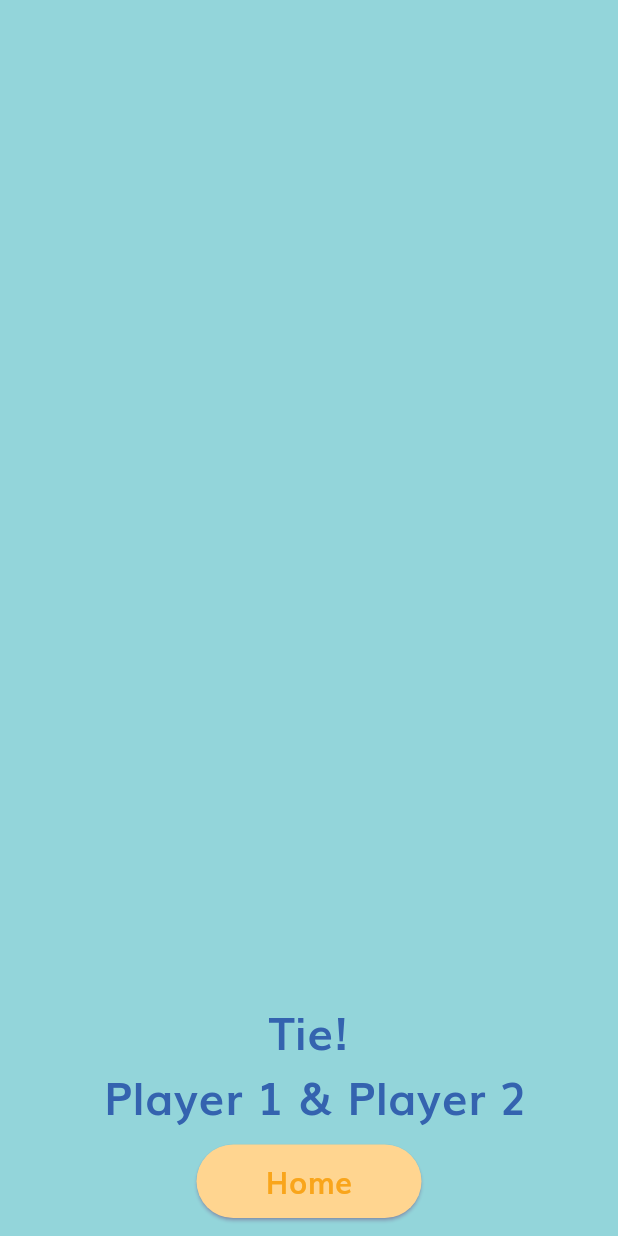
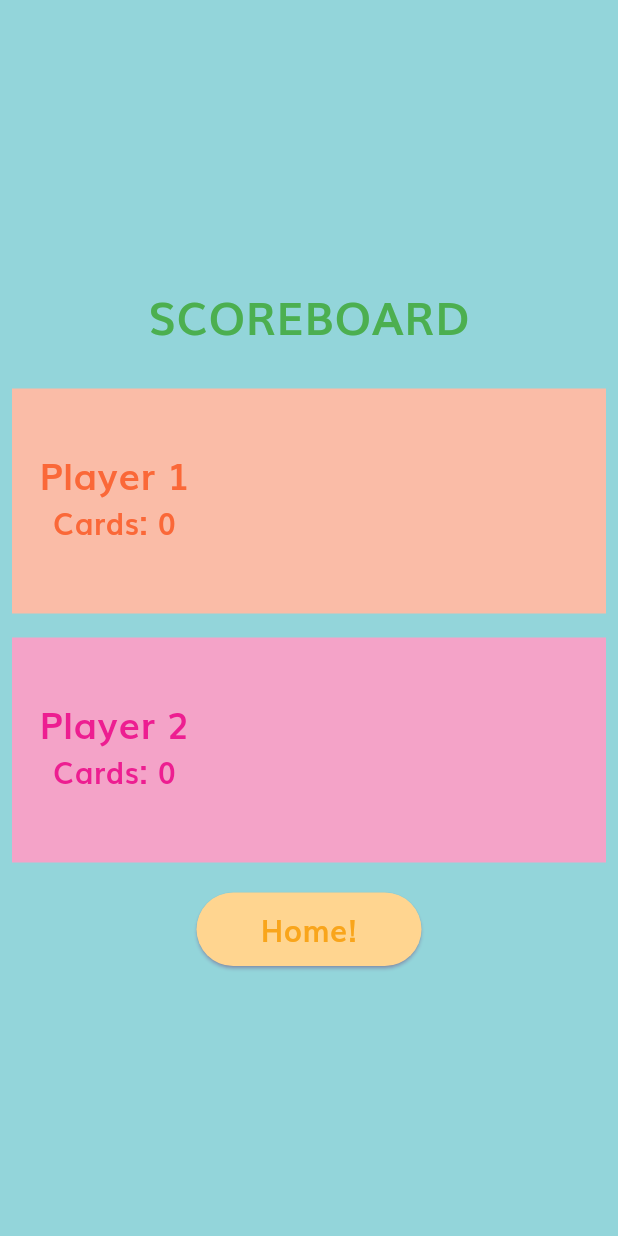
Before and after one commit to AsteriskAI/The-Alphabet-Alternative, a Flutter app: the ScoreBoard screen opened by its route, on a phone screen of 412 x 824 dp. Run offline on Flutter 3.47's test engine with Material 2 defaults, Android fonts, the light colour scheme and no system bars; our stand-ins replace audioplayers, confetti, flutter_svg.

Commit message:
added choosing names, changed scoreboard

```diff
--- a/lib/components/actioncard.dart
+++ b/lib/components/actioncard.dart
@@ -75,7 +75,7 @@ class _ActionCardState extends State<ActionCard> {
               child: Stack(
                 children: [
                   Positioned(
-                    right: 40,
+                    right: 45,
                     top: 20,
                     child: Image.asset(
                       widget.frontCardAsset,
--- a/lib/components/button.dart
+++ b/lib/components/button.dart
@@ -49,7 +49,7 @@ class CustomButton extends StatelessWidget {
   }
 }
 
-Widget createButton(String text, VoidCallback onPressed, Color color, Color textColor) {
+Widget createButton(String text, VoidCallback onPressed, Color color, Color textColor, [bool? bool]) {
   return CustomButton(
     text: text,
     onPressed: onPressed,
--- a/lib/components/global.dart
+++ b/lib/components/global.dart
@@ -3,25 +3,57 @@ import 'package:flutter_svg/flutter_svg.dart';
 import 'package:alphabetalternative/color_schemes.g.dart';
 import 'package:audioplayers/audioplayers.dart';
 
-
 class Globals {
   static Map<int, String> tutorialMessages = {
-  1 : 'Welcome to the Alternative Alphabet, in this tutorial you will learn how to play this game with your friends and have a good time!',
-  2 : 'Player bars, they will keep track of your points as the game goes on.',
-  3 : 'Letter cards, they contain a word that corresponds with the letter.',
-  4 : 'Action cards, they contain tasks you are supposed to complete using the word in the letter card given, once completed you can add a point!',
-  5 : 'The Proceed button, once the task is done or the player gives up, click on it to show a popup.',
-  6 : 'Once clicked on the proceed button, a pop up will appear which includes the definitions and alternative words for the word on the letter card, as well as 2 buttons to add a point or not.',
-  7 : 'As you proceed to the next player, the cards are reshuffled each time to ensure diversity each game!',
-  8 : 'Once you want to end the game, simply click on the end game button and on the tick mark to end the game. The Twist gamemode is the same with an addition of 2 new types of action cards.'
-};
+    1: 'Welcome to the Alternative Alphabet, in this tutorial you will learn how to play this game with your friends and have a good time!',
+    2: 'Player bars, they will keep track of your points as the game goes on.',
+    3: 'Letter cards, they contain a word that corresponds with the letter.',
+    4: 'Action cards, they contain tasks you are supposed to complete using the word in the letter card given, once completed you can add a point!',
+    5: 'The Proceed button, once the task is done or the player gives up, click on it to show a popup.',
+    6: 'Once clicked on the proceed button, a pop up will appear which includes the definitions and alternative words for the word on the letter card, as well as 2 buttons to add a point or not.',
+    7: 'As you proceed to the next player, the cards are reshuffled each time to ensure diversity each game!',
+    8: 'Once you want to end the game, simply click on the end game button and on the tick mark to end the game. The Twist gamemode is the same with an addition of 2 new types of action cards.'
+  };
   static AudioPlayer player = AudioPlayer();
   static int currentTutorialStep = 1;
   static int currentplayer = 1;
   static String cardclicked = '';
   static int numberOfPlayers = 2;
+  static String topactioncard = '';
   static bool point = false;
+  static String gamemodefr = '/classic';
+  static Map<int, String> playerName = {
+    1: 'Player 1',
+    2: 'Player 2',
+    3: 'Player 3',
+    4: 'Player 4',
+    5: 'Player 5',
+    6: 'Player 6',
+  };
+
+static Map<int, List<String>> playerActionCards = {
+  1: [],
+  2: [],
+  3: [],
+  4: [],
+  5: [],
+  6: [],
+};
+
+
+
   static const ColorScheme globalColorScheme = ColorSchemes;
-  static final ruleimage = Image.asset('assets/rule.png', height: 350, width: 300,  alignment: Alignment.topCenter,);
-  static final logoImage = SvgPicture.asset('assets/logo.svg',height: double.infinity, width: double.infinity,fit: BoxFit.contain,alignment: Alignment.topCenter,);
+  static final ruleimage = Image.asset(
+    'assets/rule.png',
+    height: 350,
+    width: 300,
+    alignment: Alignment.topCenter,
+  );
+  static final logoImage = SvgPicture.asset(
+    'assets/logo.svg',
+    height: double.infinity,
+    width: double.infinity,
+    fit: BoxFit.contain,
+    alignment: Alignment.topCenter,
+  );
 }
--- a/lib/components/lettercard.dart
+++ b/lib/components/lettercard.dart
@@ -64,8 +64,8 @@ class _LetterCardState extends State<LetterCard> {
               child: Stack(
                 children: [
                   Positioned(
-                    left: 30,
-                    top: 42,
+                    left: 45,
+                    top: 20,
                     child: Image.asset(
                       widget.frontCardAsset,
                       width: 125,
--- a/lib/components/player_bar.dart
+++ b/lib/components/player_bar.dart
@@ -18,7 +18,7 @@ List<Widget> generatePlayerBars({
       children: [
         Container(
           width: playerBarWidth,
-          height: 80.0,
+          height: 100.0,
           decoration: BoxDecoration(
             color: color,
             borderRadius: const BorderRadius.only(
@@ -30,7 +30,7 @@ List<Widget> generatePlayerBars({
             mainAxisAlignment: MainAxisAlignment.center,
             children: [
               Text(
-                'Player $playerIndex',
+                '${Globals.playerName[playerIndex]}',
                 style: TextStyle(
                   fontSize: 16,
                   color: textColor,
--- /dev/null
+++ b/lib/components/scoreboardcontainer.dart
@@ -0,0 +1,83 @@
+import 'package:flutter/material.dart';
+import 'package:alphabetalternative/components/global.dart';
+
+List<Widget> generatePlayerScoreboard({
+  required int numberOfPlayers,
+  required Map<int, Color> playerColors,
+  required double playerBarWidth,
+  required Map<int, Color> playerTextColor,
+}) {
+  return List.generate(numberOfPlayers, (index) {
+    final playerIndex = index + 1;
+    final color = playerColors[playerIndex] ?? Globals.globalColorScheme.tertiary;
+    final textColor = playerTextColor[playerIndex] ?? Colors.white;
+
+    return Column(
+      mainAxisSize: MainAxisSize.min,
+      children: [
+        Padding(
+          padding: const EdgeInsets.all(8.0),
+          child: Container(
+            width: playerBarWidth,
+            height: 150.0,
+            decoration: BoxDecoration(
+              color: color,
+            ),
+            child: Column(
+              crossAxisAlignment: CrossAxisAlignment.center,
+              mainAxisAlignment: MainAxisAlignment.start,
+              children: [
+                Padding(
+                  padding: const EdgeInsets.symmetric(
+                    vertical: 16, horizontal: 8),
+                  child: Row(
+                    children: [
+                      Padding(
+                        padding: const EdgeInsets.only(right: 90.0, left: 10),
+                        child: Column(
+                          children: [
+                            Text(
+                              '${Globals.playerName[playerIndex]}',
+                              style: TextStyle(
+                                fontSize: 25,
+                                color: textColor,
+                              ),
+                            ),
+                            Text(
+                              'Cards: ${Globals.playerActionCards[playerIndex]?.length}',
+                              style: TextStyle(
+                                fontSize: 20,
+                                color: textColor
+                              ),
+                            )
+                          ],
+                        ),
+                      ),
+                      SizedBox(
+                        height: 110,
+                        width: 150,
+                        child: SingleChildScrollView(
+                              scrollDirection: Axis.horizontal,
+                              child: Row(
+                                children: [
+                                  for (final imagePath in Globals.playerActionCards[playerIndex] ?? [])
+                                    Padding(
+                                      padding: const EdgeInsets.symmetric(horizontal: 10),
+                                      child: Image.asset(imagePath),
+                                    ),
+                                ],
+                              ),
+                            ),
+
+                      ),
+                    ],
+                  ),
+                ),
+              ],
+            ),
+          ),
+        ),
+      ],
+    );
+  });
+}
--- a/lib/components/tutorialpopup.dart
+++ b/lib/components/tutorialpopup.dart
@@ -129,8 +129,8 @@ class _TutorialPopupState extends State<TutorialPopup> {
                       ],
                     ),
                       if (Globals.currentTutorialStep == 8)
-                      createButton("Let's Go!", () {Navigator.pushNamed(context, '/selection');Globals.player.play(AssetSource('audio/button.mp3'));}, const Color(0xff3463AF), Colors.white),
-                  ],
+                      createButton("Let's Go!", () {Navigator.pushNamed(context, '/selection');Globals.player.play(AssetSource('audio/button.mp3'));}, const Color(0xff3463AF), Colors.white
+                )],
                 ),
               ),
             ],
--- a/lib/main.dart
+++ b/lib/main.dart
@@ -2,6 +2,7 @@ import 'package:alphabetalternative/routes/classic.dart';
 import 'package:alphabetalternative/routes/rules.dart';
 import 'package:alphabetalternative/routes/scoreboard.dart';
 import 'package:alphabetalternative/routes/selection.dart';
+import 'package:alphabetalternative/routes/selectname.dart';
 import 'package:alphabetalternative/routes/tutorial.dart';
 import 'package:alphabetalternative/routes/twist.dart';
 import 'package:flutter/material.dart';
@@ -21,7 +22,7 @@ class MainApp extends StatelessWidget {
   Widget build(BuildContext context) {
     SystemChrome.setEnabledSystemUIMode(SystemUiMode.manual, overlays: []);
 
-    SystemChrome.setPreferredOrientations([DeviceOrientation.portraitUp]);
+    SystemChrome.setPreferredOrientations([DeviceOrientation.portraitUp, DeviceOrientation.portraitDown]);
 
     return MaterialApp(
       theme: ThemeData(
@@ -37,7 +38,8 @@ class MainApp extends StatelessWidget {
         "/rulepage": (context) => const RulePage(),
         "/twist": (context) => const TwistMode(),
         "/scoreboard": (context) => const ScoreBoard(),
-        "/tutorial": (context) => const Tutorial()
+        "/tutorial": (context) => const Tutorial(),
+        "/name":(context) => const SelectName(),
       },
       // Full screen and portrait mode
       debugShowCheckedModeBanner: false,
--- a/lib/routes/classic.dart
+++ b/lib/routes/classic.dart
@@ -27,7 +27,13 @@ String topcard = "";
 
 String drums(String currenttopcard,) {
   topcard = currenttopcard;
+  Globals.topactioncard = currenttopcard;
   return(topcard);
+}
+
+String getactioncard(String currenttopcard) {
+  Globals.topactioncard = currenttopcard;
+  return(Globals.topactioncard);
 }
 
 String clickabletop = '';
@@ -35,6 +41,8 @@ String clickabletop = '';
   clickabletop = currentclickabletop;
   return(clickabletop);
 }
+
+
 
 String clickabletopaction = '';
   String coldplayaction(String currentclickabletop,) {
@@ -202,7 +210,7 @@ class _ClassicModeState extends State<ClassicMode> {
                         backcard: coldplay(_addWordToFilename(cardDeckData.frontCard[shuffledIndexes[i + currentIndex]])),
                         frontCardAsset: cardDeckData.frontCard[shuffledIndexes[i + currentIndex]],
                         backCardAsset: drums(_addWordToFilename(cardDeckData.frontCard[shuffledIndexes[i + currentIndex]])),
-                        rotation: (i == 0) ? 0.0 : (i < 2) ? 0.01 * i : -0.01 * (3 - i),
+                        rotation: (i == 0) ? 0.0 : (i < 2) ? -0.01 * i : 0.008 * (3 - i),
                         currentPlayer: Globals.currentplayer,
                         playerNumber: i + 1,
                         onCardClicked: () {
@@ -219,7 +227,7 @@ class _ClassicModeState extends State<ClassicMode> {
                         i + actionCardIndex < actionCards.length)
                       ActionCard(
                         backcard: coldplayaction(_addDescToFilename(actionCards[shuffledActionIndexes[i + actionCardIndex]])),
-                        frontCardAsset: actionCards[shuffledActionIndexes[i + actionCardIndex]],
+                        frontCardAsset: getactioncard(actionCards[shuffledActionIndexes[i + actionCardIndex]]),
                         backCardAsset: _addDescToFilename(actionCards[shuffledActionIndexes[i + actionCardIndex]]),
                         rotation: (i == 0) ? 0.0 : (i < 2) ? 0.01 * i : -0.01 * (3 - i),
                         currentPlayer: Globals.currentplayer,
@@ -281,18 +289,18 @@ class _ClassicModeState extends State<ClassicMode> {
 }
 
 Map<int, Color> playerColors = {
-  1: const Color(0xffEAB29C),
+  1: const Color(0xfffabca7),
   2: const Color(0xffF4A3C8),
   3: const Color(0xff59C787),
-  4: const Color(0xffffd366),
+  4: const Color(0xfffcd89d),
   5: const Color(0xffd884d9),
   6: const Color(0xffee6c7f)
 };
 Map<int, Color> playerTextColors = {
-  1: const Color(0xffF68D68),
+  1: const Color.fromARGB(255, 250, 104, 56),
   2: const Color(0xffED1E91),
-  3: const Color(0xff2B9E5D),
-  4: const Color(0xffe5ad21),
+  3: const Color.fromARGB(255, 0, 117, 51),
+  4: const Color(0xfff8a41b),
   5: const Color(0xff9f3b95),
   6: const Color(0xffbd253c)
 };
--- a/lib/routes/scoreboard.dart
+++ b/lib/routes/scoreboard.dart
@@ -1,7 +1,8 @@
+import 'package:alphabetalternative/components/scoreboardcontainer.dart';
 import 'package:audioplayers/audioplayers.dart';
 import 'package:flutter/material.dart';
-import 'package:alphabetalternative/routes/classic.dart';
 import 'package:alphabetalternative/components/button.dart';
+import 'classic.dart';
 import 'package:alphabetalternative/components/global.dart';
 
 class ScoreBoard extends StatefulWidget {
@@ -13,109 +14,85 @@ class ScoreBoard extends StatefulWidget {
 }
 
 class _ScoreBoardState extends State<ScoreBoard> {
-  int numberOfPlayers = Globals.numberOfPlayers; // Default number of players
+  int numberOfPlayers = Globals.numberOfPlayers;
 
-  void resetScores() {
-    for (int playerNumber in playerScores.keys) {
-      playerScores[playerNumber] = 0;
-    }
-  }
+  void clearMapLists(Map<int, List<String>> map) {
+  map.forEach((key, value) {
+    value.clear();
+  });
+}
 
-  Text getWinnerMessage() {
-  List<int> winners = [];
-  int maxScore = playerScores.values.isNotEmpty
-      ? playerScores.values.reduce((a, b) => a > b ? a : b)
-      : 1;
-
-  for (int playerNumber = 1; playerNumber <= numberOfPlayers; playerNumber++) {
-    if (playerScores[playerNumber] == maxScore) {
-      winners.add(playerNumber);
-    }
-  }
-
-  if (winners.length == 1) {
-    // Single winner
-    return Text('Player ${winners[0]} wins!', style: const TextStyle(fontSize: 30, color: Color(0xff3463AF)), textAlign: TextAlign.center);
-  } else if (winners.isNotEmpty) {
-    // Tie between multiple players
-    String tiePlayers = winners.map((playerNumber) => 'Player $playerNumber').join(' & ');
-    return Text('Tie!\n $tiePlayers', style: const TextStyle(fontSize: 30, color: Color(0xff3463AF)), textAlign: TextAlign.center,);
-  } else {
-    return const Text('');
+void resetPlayerScores() {
+  for (int player in playerScores.keys) {
+    playerScores[player] = 0;
   }
 }
 
+
 @override
 Widget build(BuildContext context) {
-  int maxScore = playerScores.values.isNotEmpty
-      ? playerScores.values.reduce((a, b) => a > b ? a : b)
-      : 1;
 
   return SafeArea(
     child: Scaffold(
       backgroundColor: Globals.globalColorScheme.primary,
-      body: Stack(
-        children: [
-          Center(
-            child: Row(
-              mainAxisAlignment: MainAxisAlignment.spaceAround,
-              children: [
-                for (int playerNumber = 1; playerNumber <= numberOfPlayers; playerNumber++)
-                  Expanded(
-                    child: Stack(
-                      alignment: Alignment.topCenter,
-                      children: [
-                        Container(
-                          alignment: Alignment.bottomCenter,
-                          width: MediaQuery.of(context).size.width / Globals.numberOfPlayers,
-                          color: playerColors[playerNumber],
-                          height: maxScore == 0
-                              ? 0 // Handle division by zero when all players have 0 score
-                              : ((playerScores[playerNumber]?.toDouble() ?? 0) / maxScore) *
-                                  (MediaQuery.of(context).size.height * 0.65),
-                          child:Text(
-                              'Player $playerNumber\n''Score: ${playerScores[playerNumber]}',
-                              style: TextStyle(
-                                fontSize: 18,
-                                fontWeight: FontWeight.bold,
-                                color: playerTextColors[playerNumber] ?? Colors.black,
-                              ),
-                              textAlign: TextAlign.center,
-                            ),
-                        ),
-                         const Column(
-                          mainAxisAlignment: MainAxisAlignment.center,
-                          children: [
-                          ],
-                        ),
-                      ],
-                    ),
+      body: Center(
+        child: SingleChildScrollView(
+          child: Column(
+            children: [
+              const Padding(
+                padding: EdgeInsets.all(20.0),
+                child: Text(
+                  'SCOREBOARD',
+                  style: TextStyle(
+                    fontSize: 30,
+                    color: Colors.green,
                   ),
-              ],
-            ),
-          ),
-          Column(
-            mainAxisAlignment: MainAxisAlignment.end,
-            children: [
-              getWinnerMessage(),
+                ),
+              ),
+              ...generatePlayerScoreboard(
+                numberOfPlayers: Globals.numberOfPlayers,
+                playerColors: playerColors,
+                playerBarWidth: 600,
+                playerTextColor: playerTextColors,
+              ),
 
-              Align(
-                alignment: Alignment.bottomCenter,
-                child: createButton("Home", () {
+              createButton(
+                "Home!",
+                () {
+                  clearMapLists(Globals.playerActionCards);
+                  resetPlayerScores();
+                  Globals.currentplayer = 1;
+
+                  Navigator.pushNamed(context, '/landing');
                   Globals.player.play(AssetSource('audio/button.mp3'));
-                  resetScores();
-                  Globals.currentplayer = 1;
-                  Navigator.pushNamed(context, '/landing');
-                }, Globals.globalColorScheme.scrim, Globals.globalColorScheme.outlineVariant),
+                },
+                Globals.globalColorScheme.scrim,
+                Globals.globalColorScheme.outlineVariant,
               ),
             ],
           ),
-        ],
+        ),
       ),
     ),
   );
 }
 
 
+}
 
-}
+Map<int, Color> playerColors = {
+  1: const Color(0xfffabca7),
+  2: const Color(0xffF4A3C8),
+  3: const Color(0xff59C787),
+  4: const Color(0xfffcd89d),
+  5: const Color(0xffd884d9),
+  6: const Color(0xffee6c7f)
+};
+Map<int, Color> playerTextColors = {
+  1: const Color.fromARGB(255, 250, 104, 56),
+  2: const Color(0xffED1E91),
+  3: const Color.fromARGB(255, 0, 117, 51),
+  4: const Color(0xfff8a41b),
+  5: const Color(0xff9f3b95),
+  6: const Color(0xffbd253c)
+};
--- a/lib/routes/twist.dart
+++ b/lib/routes/twist.dart
@@ -34,6 +34,16 @@ String clickabletop = '';
   return(clickabletop);
 }
 
+String getactioncard(String currenttopcard) {
+  Globals.topactioncard = currenttopcard;
+  return(Globals.topactioncard);
+}
+
+void clearMapLists(Map<int, List<String>> map) {
+  map.forEach((key, value) {
+    value.clear(); // Clear each list
+  });
+}
 String clickabletopaction = '';
   String coldplayaction(String currentclickabletop,) {
   clickabletopaction = currentclickabletop;
@@ -197,7 +207,7 @@ class _TwistModeState extends State<TwistMode> {
                         backcard: coldplay(_addWordToFilename(cardDeckData.frontCard[shuffledIndexes[i + currentIndex]])),
                         frontCardAsset: cardDeckData.frontCard[shuffledIndexes[i + currentIndex]],
                         backCardAsset: drums(_addWordToFilename(cardDeckData.frontCard[shuffledIndexes[i + currentIndex]])),
-                        rotation: (i == 0) ? 0.0 : (i < 2) ? 0.01 * i : -0.01 * (3 - i),
+                        rotation: (i == 0) ? 0.0 : (i < 2) ? -0.01 * i : 0.008 * (3 - i),
                         currentPlayer: Globals.currentplayer,
                         playerNumber: i + 1,
                         onCardClicked: () {
@@ -214,7 +224,7 @@ class _TwistModeState extends State<TwistMode> {
                         i + actionCardIndex < actionCards.length)
                       ActionCard(
                         backcard: coldplayaction(_addDescToFilename(actionCards[shuffledActionIndexes[i + actionCardIndex]])),
-                        frontCardAsset: actionCards[shuffledActionIndexes[i + actionCardIndex]],
+                        frontCardAsset: getactioncard(actionCards[shuffledActionIndexes[i + actionCardIndex]]),
                         backCardAsset: _addDescToFilename(actionCards[shuffledActionIndexes[i + actionCardIndex]]),
                         rotation: (i == 0) ? 0.0 : (i < 2) ? 0.01 * i : -0.01 * (3 - i),
                         currentPlayer: Globals.currentplayer,
@@ -275,18 +285,18 @@ class _TwistModeState extends State<TwistMode> {
 }
 
 Map<int, Color> playerColors = {
-  1: const Color(0xffEAB29C),
+  1: const Color(0xfffabca7),
   2: const Color(0xffF4A3C8),
   3: const Color(0xff59C787),
-  4: const Color(0xffffd366),
+  4: const Color(0xfffcd89d),
   5: const Color(0xffd884d9),
   6: const Color(0xffee6c7f)
 };
 Map<int, Color> playerTextColors = {
-  1: const Color(0xffF68D68),
+  1: const Color.fromARGB(255, 250, 104, 56),
   2: const Color(0xffED1E91),
-  3: const Color(0xff2B9E5D),
-  4: const Color(0xffe5ad21),
+  3: const Color.fromARGB(255, 0, 117, 51),
+  4: const Color(0xfff8a41b),
   5: const Color(0xff9f3b95),
   6: const Color(0xffbd253c)
 };
--- a/pubspec.yaml
+++ b/pubspec.yaml
@@ -7,12 +7,14 @@ environment:
   sdk: '>=3.0.5 <4.0.0'
 
 dependencies:
+  animated_text_kit: ^4.2.2
   audioplayers: ^5.1.0
   card_stack_widget: ^0.1.5
   confetti: ^0.7.0
   flutter:
     sdk: flutter
   flutter_svg: ^2.0.7
+  shared_preferences: ^2.2.1
   url_launcher: ^6.1.14
 dev_dependencies:
   flutter_test:
```
Also changed, not shown: lib/components/messagepopup.dart (+7 -7 lines), lib/components/namecontainer.dart (added, +96 -0 lines), lib/components/popup.dart (+8 -8 lines), lib/routes/selection.dart (+47 -22 lines), lib/routes/selectname.dart (added, +113 -0 lines), pubspec.lock, 4 other files.
